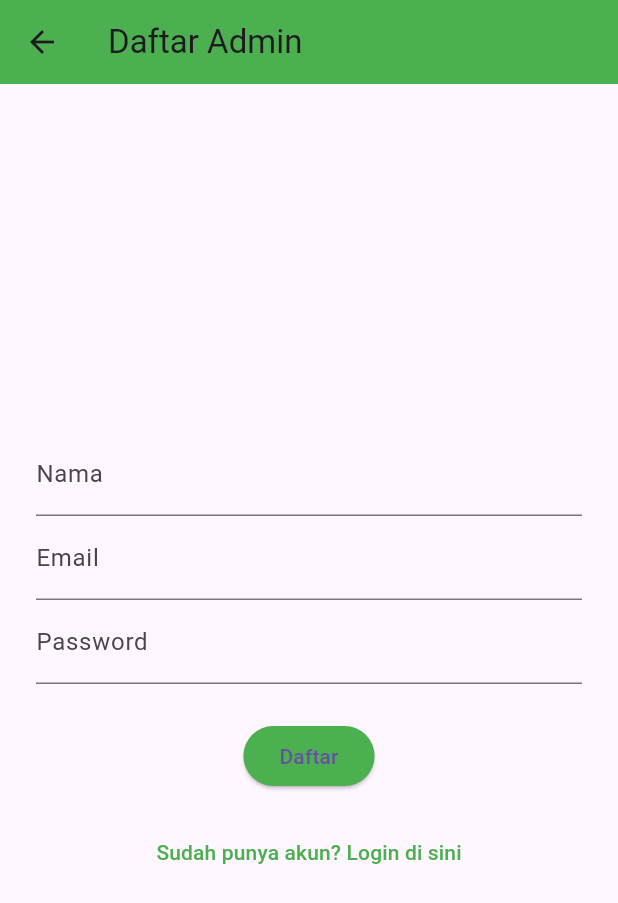
After one commit to finvalnnk14/pemob_sesi9, a Flutter app: the screen it shows after launch, after a tap on "Ingin menjadi mitra? Daftar di sini", on a phone screen of 412 x 824 dp. The commit adds this screen. Shown: the top 903 px of the screen. Run offline on Flutter 3.47's test engine with Material 3 defaults, Android fonts, the phone set to English and light mode, and no system bars; network calls fail.

Commit message:
add admin

```diff
--- /dev/null
+++ b/lib/admin/regis_admin.dart
@@ -0,0 +1,101 @@
+import 'package:flutter/material.dart';
+import 'package:http/http.dart' as http;
+import 'dart:convert';
+
+class RegisAdminPage extends StatefulWidget {
+  @override
+  _RegisAdminPageState createState() => _RegisAdminPageState();
+}
+
+class _RegisAdminPageState extends State<RegisAdminPage> {
+  final _nameController = TextEditingController();
+  final _emailController = TextEditingController();
+  final _passwordController = TextEditingController();
+  bool _isLoading = false;
+
+  Future<void> _registeradmin() async {
+    setState(() => _isLoading = true);
+
+    final url = Uri.parse('http://localhost:3000/api/admin/daftar_admin'); // gunakan 10.0.2.2 di emulator Android
+
+    try {
+      final response = await http.post(
+        url,
+        headers: {"Content-Type": "application/json"},
+        body: json.encode({
+          "nama": _nameController.text.trim(),
+          "email": _emailController.text.trim(),
+          "password": _passwordController.text.trim(),
+        }),
+      );
+
+      setState(() => _isLoading = false);
+
+      if (response.statusCode == 201) {
+        final data = json.decode(response.body);
+        ScaffoldMessenger.of(context).showSnackBar(
+          SnackBar(content: Text(data['message'] ?? 'Registrasi berhasil')),
+        );
+        Navigator.pop(context); // Kembali ke login
+      } else {
+        final data = json.decode(response.body);
+        ScaffoldMessenger.of(context).showSnackBar(
+          SnackBar(content: Text(data['message'] ?? 'Registrasi gagal')),
+        );
+      }
+    } catch (e) {
+      setState(() => _isLoading = false);
+      ScaffoldMessenger.of(context).showSnackBar(
+        SnackBar(content: Text('Terjadi kesalahan: $e')),
+      );
+    }
+  }
+
+  @override
+  Widget build(BuildContext context) {
+    return Scaffold(
+      appBar: AppBar(title: Text("Daftar Admin"), backgroundColor: Colors.green),
+      body: Padding(
+        padding: const EdgeInsets.all(24.0),
+        child: Column(
+          mainAxisAlignment: MainAxisAlignment.center,
+          children: [
+            TextField(
+              controller: _nameController,
+              decoration: InputDecoration(labelText: 'Nama'),
+            ),
+            TextField(
+              controller: _emailController,
+              decoration: InputDecoration(labelText: 'Email'),
+            ),
+            TextField(
+              controller: _passwordController,
+              obscureText: true,
+              decoration: InputDecoration(labelText: 'Password'),
+            ),
+            const SizedBox(height: 24),
+            _isLoading
+                ? CircularProgressIndicator()
+                : ElevatedButton(
+                    onPressed: _registeradmin,
+                    child: Text('Daftar'),
+                    style: ElevatedButton.styleFrom(
+                      backgroundColor: Colors.green,
+                    ),
+                  ),
+            const SizedBox(height: 16),
+            TextButton(
+              onPressed: () {
+                Navigator.pop(context); // Kembali ke login
+              },
+              child: Text(
+                "Sudah punya akun? Login di sini",
+                style: TextStyle(color: Colors.green),
+              ),
+            ),
+          ],
+        ),
+      ),
+    );
+  }
+}
--- a/lib/login.dart
+++ b/lib/login.dart
@@ -1,5 +1,6 @@
 import 'package:flutter/material.dart';
 import 'package:http/http.dart' as http;
+import 'package:pemob_sesi5/admin/regis_admin.dart';
 import 'dart:convert';
 import 'register.dart';
 import 'main.dart'; // Arahkan ke halaman utama Marketplace
@@ -100,6 +101,18 @@ class _LoginPageState extends State<LoginPage> {
                 style: TextStyle(color: Colors.green),
               ),
             ),
+            TextButton(
+              onPressed: () {
+                Navigator.push(
+                  context,
+                  MaterialPageRoute(builder: (context) => RegisAdminPage()),
+                );
+              },
+              child: Text(
+                "Ingin menjadi mitra? Daftar di sini",
+                style: TextStyle(color: Colors.green),
+              ),
+            ),
           ],
         ),
       ),
--- a/lib/main.dart
+++ b/lib/main.dart
@@ -3,6 +3,7 @@ import 'pembayaran.dart';
 import 'login.dart';
 import 'register.dart';
 import 'history.dart'; // Import halaman History
+import 'admin/regis_admin.dart';
 
 void main() {
   runApp(MaterialApp(
```
